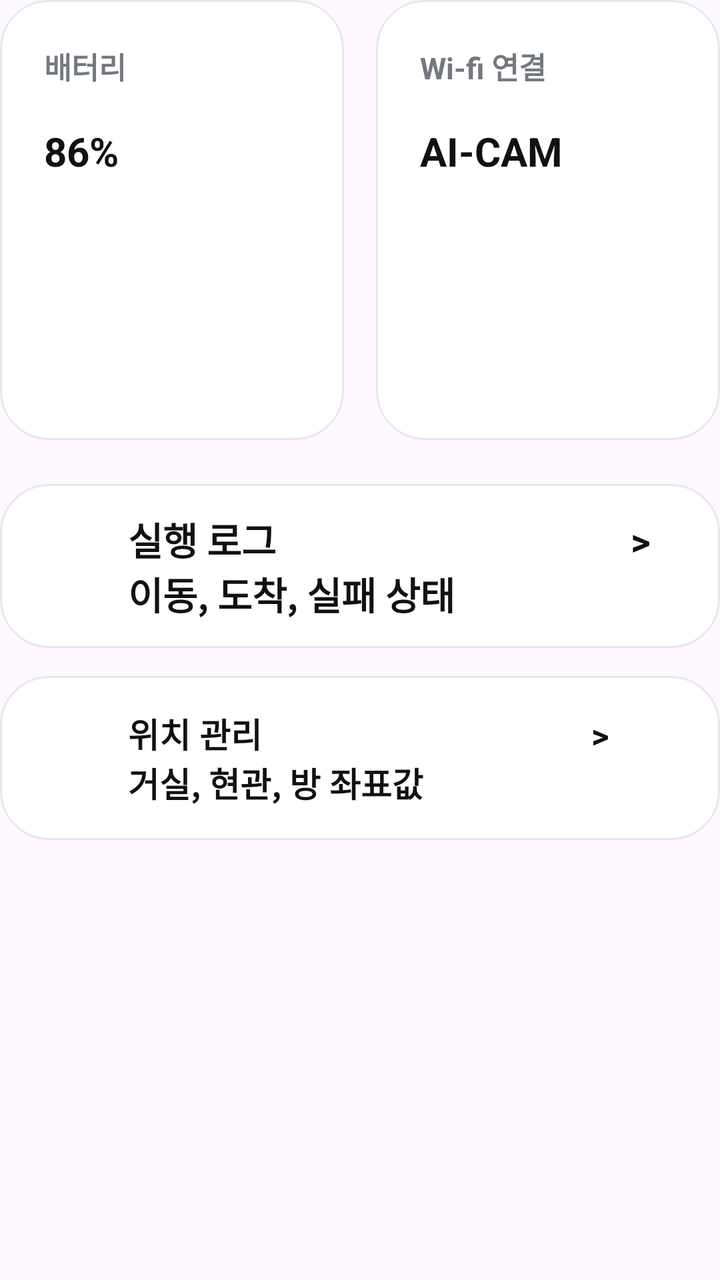
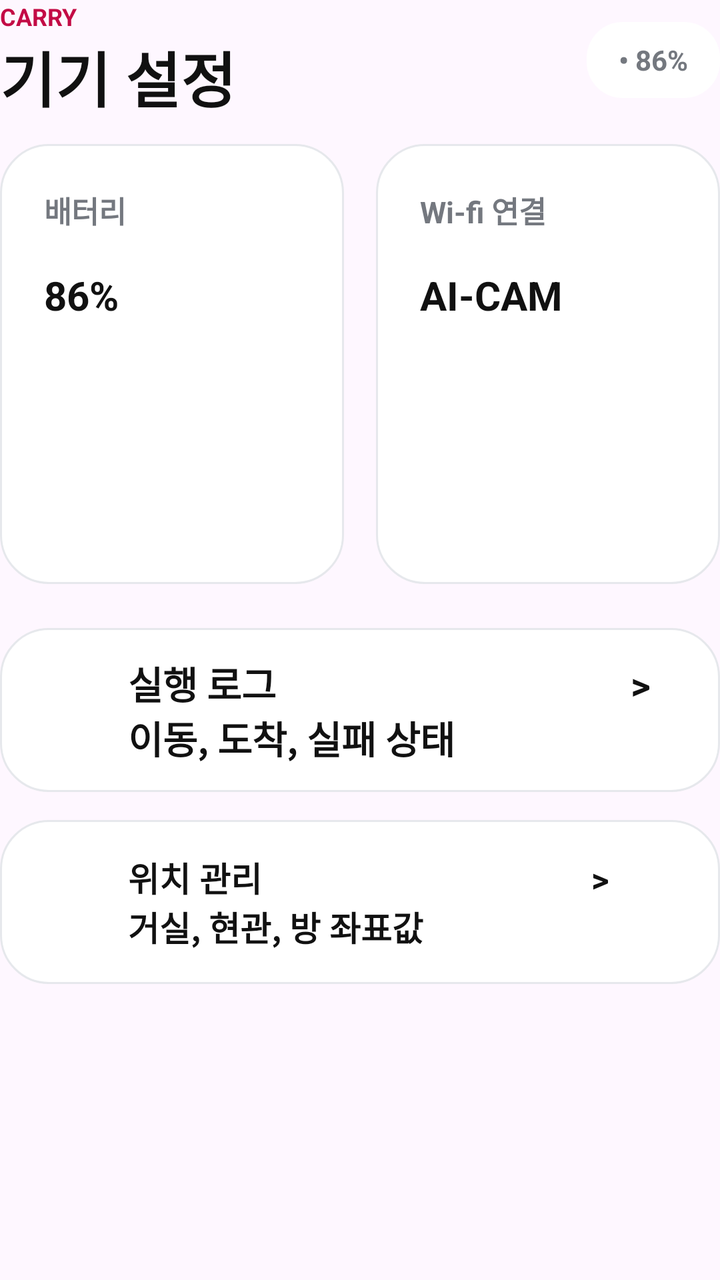

An Android layout rendered at two revisions. The XML below is the earlier revision; the diff shows what the commit changed to produce the second picture.
<!-- AndroidManifest.xml: application theme Theme.DX_carry -->
<!-- res/layout/screen_settings.xml -->
<?xml version="1.0" encoding="utf-8"?>
<LinearLayout xmlns:android="http://schemas.android.com/apk/res/android"
    android:layout_width="match_parent"
    android:layout_height="wrap_content"
    android:layout_marginTop="12dp"
    android:orientation="vertical">

    <LinearLayout
        android:layout_width="match_parent"
        android:layout_height="220dp"
        android:orientation="horizontal">

        <LinearLayout
            android:layout_width="0dp"
            android:layout_height="match_parent"
            android:layout_weight="1"
            android:background="@drawable/bg_card"
            android:orientation="vertical"
            android:padding="22dp">

            <TextView
                android:layout_width="wrap_content"
                android:layout_height="wrap_content"
                android:text="배터리"
                android:textColor="#74787F"
                android:textSize="15sp"
                android:textStyle="bold" />

            <TextView
                android:layout_width="wrap_content"
                android:layout_height="wrap_content"
                android:layout_marginTop="18dp"
                android:text="86%"
                android:textColor="#111111"
                android:textSize="20sp"
                android:textStyle="bold" />
        </LinearLayout>

        <LinearLayout
            android:layout_width="0dp"
            android:layout_height="match_parent"
            android:layout_marginStart="16dp"
            android:layout_weight="1"
            android:background="@drawable/bg_card"
            android:orientation="vertical"
            android:padding="22dp">

            <TextView
                android:layout_width="wrap_content"
                android:layout_height="wrap_content"
                android:text="Wi-fi 연결"
                android:textColor="#74787F"
                android:textSize="15sp"
                android:textStyle="bold" />

            <TextView
                android:layout_width="wrap_content"
                android:layout_height="wrap_content"
                android:layout_marginTop="18dp"
                android:text="AI-CAM"
                android:textColor="#111111"
                android:textSize="20sp"
                android:textStyle="bold" />
        </LinearLayout>
    </LinearLayout>

    <TextView
        android:layout_width="match_parent"
        android:layout_height="82dp"
        android:layout_marginTop="22dp"
        android:background="@drawable/bg_card"
        android:gravity="center_vertical"
        android:paddingStart="64dp"
        android:paddingEnd="22dp"
        android:text="실행 로그                                      &gt;&#10;이동, 도착, 실패 상태"
        android:textColor="#111111"
        android:textSize="19sp"
        android:textStyle="bold" />

    <TextView
        android:layout_width="match_parent"
        android:layout_height="82dp"
        android:layout_marginTop="14dp"
        android:background="@drawable/bg_card"
        android:gravity="center_vertical"
        android:paddingStart="64dp"
        android:paddingEnd="22dp"
        android:text="위치 관리                                      &gt;&#10;거실, 현관, 방 좌표값"
        android:textColor="#111111"
        android:textSize="17sp"
        android:textStyle="bold" />
</LinearLayout>
<!-- resources referenced by this layout -->
<resources>
  <!-- drawable bg_card (drawable) -->
  <?xml version="1.0" encoding="utf-8"?>
  <shape xmlns:android="http://schemas.android.com/apk/res/android">
      <solid android:color="#FFFFFF" />
      <corners android:radius="24dp" />
      <stroke
          android:width="1dp"
          android:color="#E6E8EC" />
  </shape>
  <style name="Theme.DX_carry" parent="Base.Theme.DX_carry" />
  <style name="Base.Theme.DX_carry" parent="Theme.Material3.DayNight.NoActionBar">
          
          
      </style>
</resources>

<!-- the commit's change to res/layout/screen_settings.xml (unified diff, before → after) -->
@@ -2,8 +2,50 @@
 <LinearLayout xmlns:android="http://schemas.android.com/apk/res/android"
     android:layout_width="match_parent"
     android:layout_height="wrap_content"
-    android:layout_marginTop="12dp"
     android:orientation="vertical">
+
+    <LinearLayout
+        android:layout_width="match_parent"
+        android:layout_height="wrap_content"
+        android:layout_marginBottom="12dp"
+        android:gravity="center_vertical"
+        android:orientation="horizontal">
+
+        <LinearLayout
+            android:layout_width="0dp"
+            android:layout_height="wrap_content"
+            android:layout_weight="1"
+            android:orientation="vertical">
+
+            <TextView
+                android:layout_width="wrap_content"
+                android:layout_height="wrap_content"
+                android:text="CARRY"
+                android:textColor="#C30B45"
+                android:textSize="12sp"
+                android:textStyle="bold" />
+
+            <TextView
+                android:layout_width="wrap_content"
+                android:layout_height="wrap_content"
+                android:text="기기 설정"
+                android:textColor="#111111"
+                android:textSize="30sp"
+                android:textStyle="bold" />
+        </LinearLayout>
+
+        <TextView
+            android:layout_width="wrap_content"
+            android:layout_height="38dp"
+            android:background="@drawable/bg_pill"
+            android:gravity="center"
+            android:paddingStart="16dp"
+            android:paddingEnd="16dp"
+            android:text="• 86%"
+            android:textColor="#74787F"
+            android:textSize="14sp"
+            android:textStyle="bold" />
+    </LinearLayout>
 
     <LinearLayout
         android:layout_width="match_parent"
<!-- resource entries referenced after the edit -->
@@ -9,6 +9,12 @@
           android:width="1dp"
           android:color="#E6E8EC" />
   </shape>
+  <!-- drawable bg_pill (drawable) -->
+  <?xml version="1.0" encoding="utf-8"?>
+  <shape xmlns:android="http://schemas.android.com/apk/res/android">
+      <solid android:color="#FFFFFF" />
+      <corners android:radius="18dp" />
+  </shape>
   <style name="Theme.DX_carry" parent="Base.Theme.DX_carry" />
   <style name="Base.Theme.DX_carry" parent="Theme.Material3.DayNight.NoActionBar">
           
